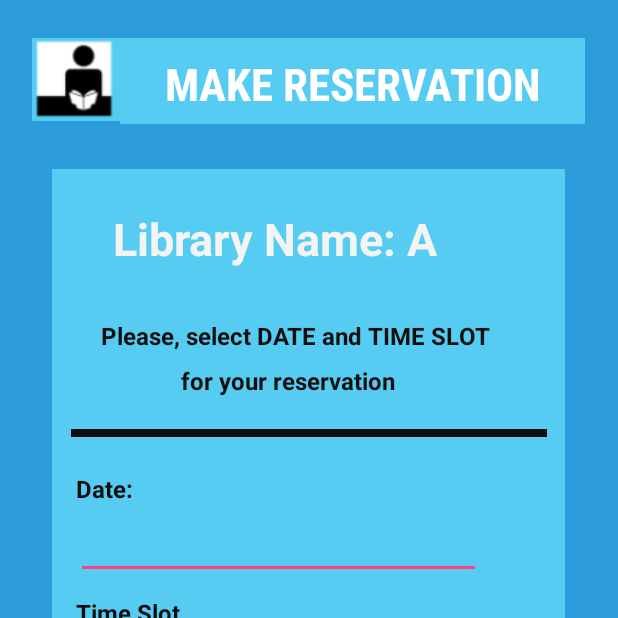
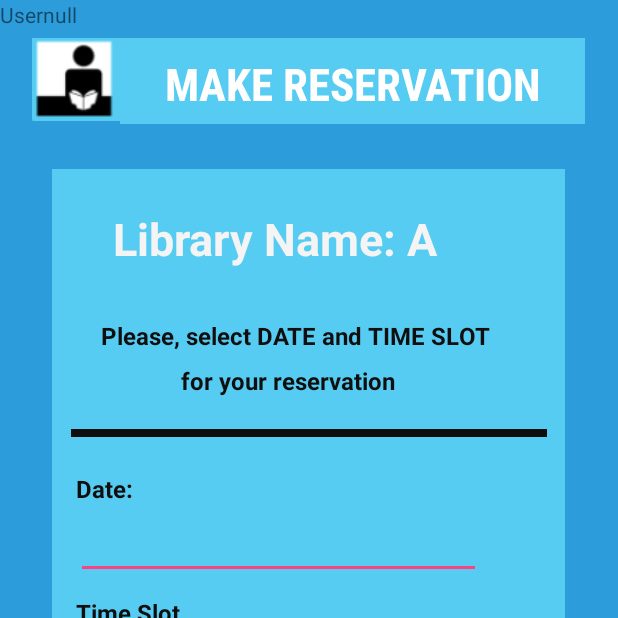
Before and after one commit to CankayaUniversity/ceng-407-408-2020-2021--Mobile-Library-Reservation-System, an Android app: the Activity_LM_List_Libraries screen opened directly, with no data from a screen before it, after a tap on "NEXT", on a phone screen of 412 x 824 dp, the top half of it. Run offline under Robolectric (Android 15) with nearby library versions, the phone set to English and light mode, and no system bars; our stand-ins replace Firebase (no records; nobody signed in at launch, a user with empty details on screens opened directly).

Commit message:
sayfalar arası user id geçişi

```diff
--- a/MobileLibrs/app/src/main/java/com/example/mobilelibrs/Activity_LM_List_Libraries.kt
+++ b/MobileLibrs/app/src/main/java/com/example/mobilelibrs/Activity_LM_List_Libraries.kt
@@ -28,13 +28,13 @@ class Activity_LM_List_Libraries : AppCompatActivity() {
         binding.txtAreaLiblist.movementMethod = ScrollingMovementMethod()
         setContentView(binding.root)
 
-        /*//Show lmID in textview
-        lmID = findViewById<Button>(R.id.tv_lmID_list_lib ) as TextView
-        var lmID2 = intent.getStringExtra("userId1")
-        lmID!!.setText("User"+ lmID2)*/
+        //Show lmID in textview
+        lmID = binding.tvLmIDListLib  as TextView
+        val lmID1 = intent.getStringExtra("userId1")
+        lmID!!.setText("User"+ lmID1)
 
         //Get database reference
-        var database = FirebaseDatabase.getInstance().reference.child("library")
+        val database = FirebaseDatabase.getInstance().reference.child("library")
 
 
         binding.btnNext.setOnClickListener() {
@@ -44,6 +44,7 @@ class Activity_LM_List_Libraries : AppCompatActivity() {
             //Take the library name in l1 and send it to select date and time slot page
             val newIntent = Intent(this, Activity_LM_Seelect_Date_and_Time_Slot::class.java)
             newIntent.putExtra("ln1", libraryName1)
+            newIntent.putExtra("userId2", lmID1)
             startActivity(newIntent)
             finish()
         }
--- a/MobileLibrs/app/src/main/java/com/example/mobilelibrs/Activity_LM_Menu.kt
+++ b/MobileLibrs/app/src/main/java/com/example/mobilelibrs/Activity_LM_Menu.kt
@@ -17,7 +17,7 @@ class Activity_LM_Menu  : AppCompatActivity() {
         val btn_listReservation = findViewById<Button>(R.id.btn_lm_menu_list_reservation)
         val btn_exit_menu = findViewById<Button>(R.id.btn_menu_exit)
 
-        //Show adminID in textview
+        //Show lmID in textview
         lmID = findViewById<Button>(R.id.tv_lmID)  as TextView
         val lmID1 = intent.getStringExtra("userId")
         lmID!!.setText("Library Name: "+ lmID1)
--- a/MobileLibrs/app/src/main/java/com/example/mobilelibrs/Activity_LM_QR.kt
+++ b/MobileLibrs/app/src/main/java/com/example/mobilelibrs/Activity_LM_QR.kt
@@ -23,6 +23,7 @@ class Activity_LM_QR : AppCompatActivity() {
     var tarih: TextView? = null
     var saat: TextView? = null
     var koltuk: TextView? = null
+    var lmID: TextView? = null
 
     override fun onCreate(savedInstanceState: Bundle?) {
         super.onCreate(savedInstanceState)
@@ -35,8 +36,9 @@ class Activity_LM_QR : AppCompatActivity() {
 
         libname = findViewById<View>(R.id.lname) as TextView
         tarih = findViewById<View>(R.id.tarih) as TextView
-        saat = findViewById<View>(R.id.saat) as TextView  // 2 times have time from and to
+        saat = findViewById<View>(R.id.saat) as TextView
         koltuk = findViewById<View>(R.id.koltuk) as TextView
+        lmID = findViewById<View>(R.id.koltuk) as TextView
 
         val libraryName5 = intent.getStringExtra("ln4")
         val date5 = intent.getStringExtra("d4")
--- a/MobileLibrs/app/src/main/java/com/example/mobilelibrs/Activity_LM_Seelect_Date_and_Time_Slot.kt
+++ b/MobileLibrs/app/src/main/java/com/example/mobilelibrs/Activity_LM_Seelect_Date_and_Time_Slot.kt
@@ -12,6 +12,7 @@ import com.google.firebase.database.FirebaseDatabase
 class Activity_LM_Seelect_Date_and_Time_Slot : AppCompatActivity() {
 
     var libname:TextView? =null
+    var lmID: TextView? = null
 
     override fun onCreate(savedInstanceState: Bundle?) {
         super.onCreate(savedInstanceState)
@@ -20,14 +21,19 @@ class Activity_LM_Seelect_Date_and_Time_Slot : AppCompatActivity() {
         val binding = LayoutLmSelectDateAndTimeSlotBinding.inflate(layoutInflater)
         setContentView(binding.root)
 
+        //Take the library name in l1 and print the textview
         libname = binding.tvLibraryName as TextView
+        var libraryName2 = intent.getStringExtra("ln1")
+        libname!!.setText("Library Name: "+ libraryName2)
+
+        //Show lmID in textview
+        lmID = binding.tvLmIDSelectDateTimeSlot  as TextView
+        var lmID2 = intent.getStringExtra("userId2")
+        lmID!!.setText("User"+ lmID2)
 
         //Get database reference
         var database = FirebaseDatabase.getInstance().reference
 
-        //Take the library name in l1 and print the textview
-        var libraryName2 = intent.getStringExtra("ln1")
-        libname!!.setText("Library Name: "+ libraryName2)
 
         //Click button to go Choose Table page with new entries
         binding.btnSearchTable.setOnClickListener {
@@ -43,6 +49,7 @@ class Activity_LM_Seelect_Date_and_Time_Slot : AppCompatActivity() {
             newIntent.putExtra("ln2", libraryName2)
             newIntent.putExtra("d2", date2)
             newIntent.putExtra("ts2", timeslot2)
+            newIntent.putExtra("userId3", lmID2)
             startActivity(newIntent)
             finish()
         }
--- a/MobileLibrs/app/src/main/res/layout/layout_lm_choose_table.xml
+++ b/MobileLibrs/app/src/main/res/layout/layout_lm_choose_table.xml
@@ -203,5 +203,11 @@
         android:textStyle="bold"
         app:cornerRadius="?android:attr/buttonCornerRadius" />
 
+    <TextView
+        android:id="@+id/tv_lmID_choose_table"
+        android:layout_width="wrap_content"
+        android:layout_height="wrap_content"
+        android:text="TextView" />
+
 
 </RelativeLayout>
--- a/MobileLibrs/app/src/main/res/layout/layout_lm_qr_code.xml
+++ b/MobileLibrs/app/src/main/res/layout/layout_lm_qr_code.xml
@@ -171,5 +171,11 @@
         android:visibility="invisible"
         tools:visibility="invisible" />
 
+    <TextView
+        android:id="@+id/textView10"
+        android:layout_width="wrap_content"
+        android:layout_height="wrap_content"
+        android:text="TextView" />
+
 
 </RelativeLayout>
--- a/MobileLibrs/app/src/main/res/layout/layout_lm_select_date_and_time_slot.xml
+++ b/MobileLibrs/app/src/main/res/layout/layout_lm_select_date_and_time_slot.xml
@@ -194,6 +194,14 @@
                 app:layout_constraintVertical_bias="0.543" />
 
         </androidx.constraintlayout.widget.ConstraintLayout>
+
+        <TextView
+            android:id="@+id/tv_lmID_select_date_time_slot"
+            android:layout_width="wrap_content"
+            android:layout_height="wrap_content"
+            android:text="TextView"
+            tools:layout_editor_absoluteX="71dp"
+            tools:layout_editor_absoluteY="11dp" />
     </androidx.constraintlayout.widget.ConstraintLayout>
 
 
```
Also changed, not shown: MobileLibrs/app/src/main/java/com/example/mobilelibrs/Activity_LM_Choose_Table.kt (+14 -7 lines).
